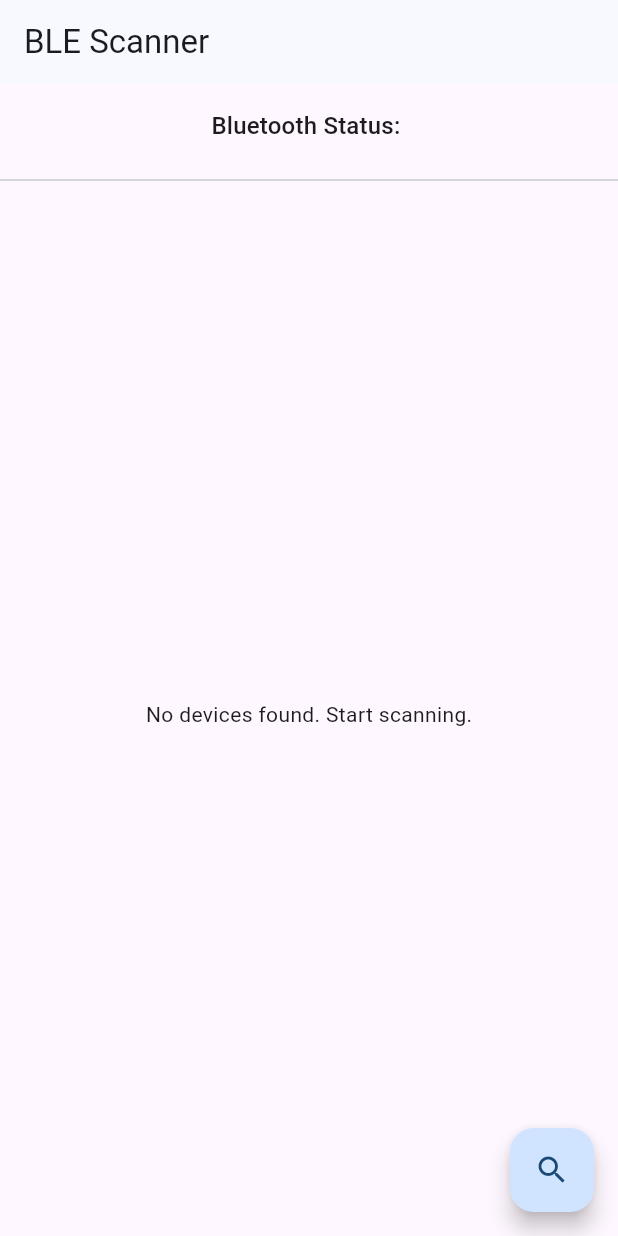
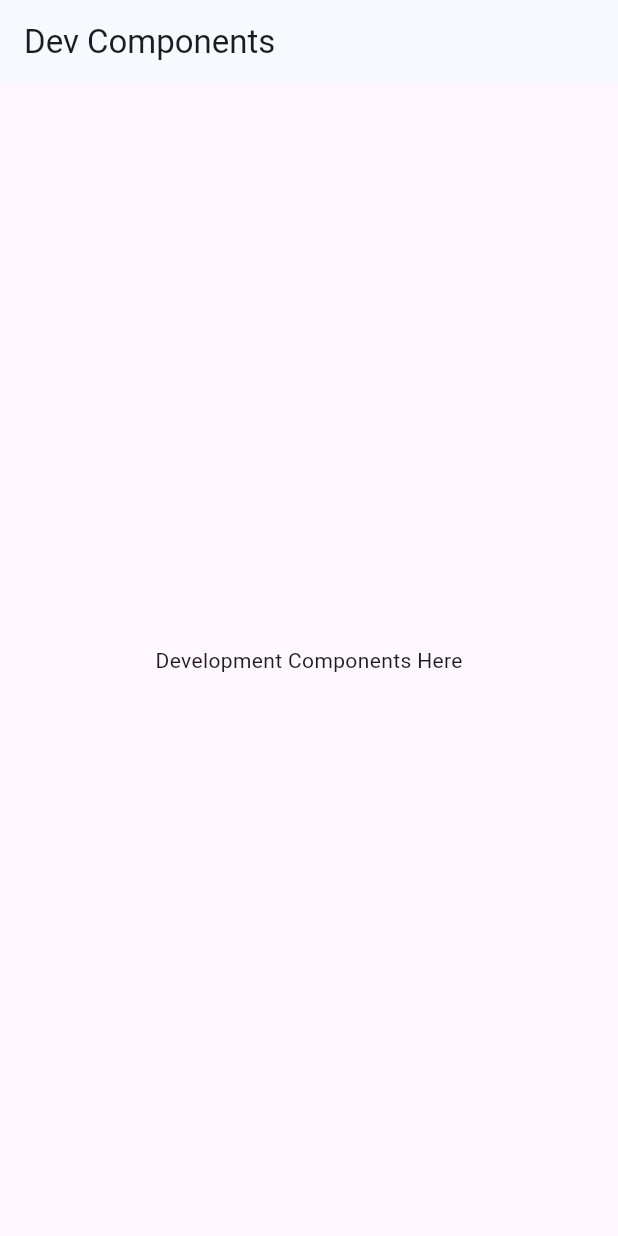
Before and after one commit to Thixq/spy_scanner_neon_apps, a Flutter app: the screen it shows after launch, on a phone screen of 412 x 824 dp. Run offline on Flutter 3.47's test engine with Material 3 defaults, Android fonts, the phone set to English and light mode, and no system bars; our stand-ins replace get_it; missing offline and left inert: flutter_reactive_ble, network_tools, nsd.

Commit message:
component dev setup.

```diff
--- /dev/null
+++ b/lib/dev/dev_component_view.dart
@@ -0,0 +1,13 @@
+import 'package:flutter/material.dart';
+
+class DevComponentView extends StatelessWidget {
+  const DevComponentView({super.key});
+
+  @override
+  Widget build(BuildContext context) {
+    return Scaffold(
+      appBar: AppBar(title: const Text('Dev Components')),
+      body: const Center(child: Text('Development Components Here')),
+    );
+  }
+}
--- a/lib/main.dart
+++ b/lib/main.dart
@@ -1,7 +1,7 @@
 import 'package:flutter/material.dart';
 import 'package:spy_scanner/core/logging/logging_manager.dart';
 import 'package:spy_scanner/core/logging/zone_manager.dart';
-import 'package:spy_scanner/dev/ble_scanner.dart';
+import 'package:spy_scanner/dev/dev_component_view.dart';
 import 'package:spy_scanner/feature/theme.dart';
 
 Future<void> main() async {
@@ -21,7 +21,7 @@ class MyApp extends StatelessWidget {
       title: 'BLE Manager Example',
       theme: SpyTheme.light(seedColor: Colors.blue),
       darkTheme: SpyTheme.dark(seedColor: Colors.blue),
-      home: const BleScannerScreen(),
+      home: const DevComponentView(),
     );
   }
 }
```
